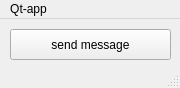
Above: meta-sw/recipes-sw/qt-example/qt-example/mainwindow.ui from ahmedhussien91/ycoto-excersise before the change. Below: the same form after it.
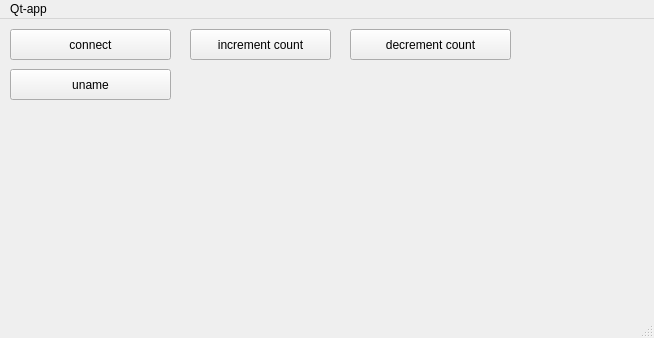
That is the form after the change.

What changed in the file:
```diff
--- a/meta-sw/recipes-sw/qt-example/qt-example/mainwindow.ui
+++ b/meta-sw/recipes-sw/qt-example/qt-example/mainwindow.ui
@@ -6,8 +6,8 @@
    <rect>
     <x>0</x>
     <y>0</y>
-    <width>180</width>
-    <height>88</height>
+    <width>654</width>
+    <height>338</height>
    </rect>
   </property>
   <property name="windowTitle">
@@ -24,7 +24,59 @@
      </rect>
     </property>
     <property name="text">
-     <string>send message</string>
+     <string>connect</string>
+    </property>
+   </widget>
+   <widget class="QPushButton" name="IncrementCountPB">
+    <property name="geometry">
+     <rect>
+      <x>190</x>
+      <y>10</y>
+      <width>141</width>
+      <height>31</height>
+     </rect>
+    </property>
+    <property name="text">
+     <string>increment count</string>
+    </property>
+   </widget>
+   <widget class="QPushButton" name="DecrementCountPB">
+    <property name="geometry">
+     <rect>
+      <x>350</x>
+      <y>10</y>
+      <width>161</width>
+      <height>31</height>
+     </rect>
+    </property>
+    <property name="text">
+     <string>decrement count</string>
+    </property>
+   </widget>
+   <widget class="QPushButton" name="UnamePB">
+    <property name="geometry">
+     <rect>
+      <x>10</x>
+      <y>50</y>
+      <width>161</width>
+      <height>31</height>
+     </rect>
+    </property>
+    <property name="text">
+     <string>uname</string>
+    </property>
+   </widget>
+   <widget class="QLabel" name="outputLabel">
+    <property name="geometry">
+     <rect>
+      <x>10</x>
+      <y>90</y>
+      <width>621</width>
+      <height>91</height>
+     </rect>
+    </property>
+    <property name="text">
+     <string>&lt;html&gt;&lt;head/&gt;&lt;body&gt;&lt;p&gt;&lt;br/&gt;&lt;/p&gt;&lt;/body&gt;&lt;/html&gt;</string>
     </property>
    </widget>
   </widget>
@@ -33,7 +85,7 @@
     <rect>
      <x>0</x>
      <y>0</y>
-     <width>180</width>
+     <width>654</width>
      <height>23</height>
     </rect>
    </property>
```
Left out of the diff: 2 changed lines with no effect on the pictures.
